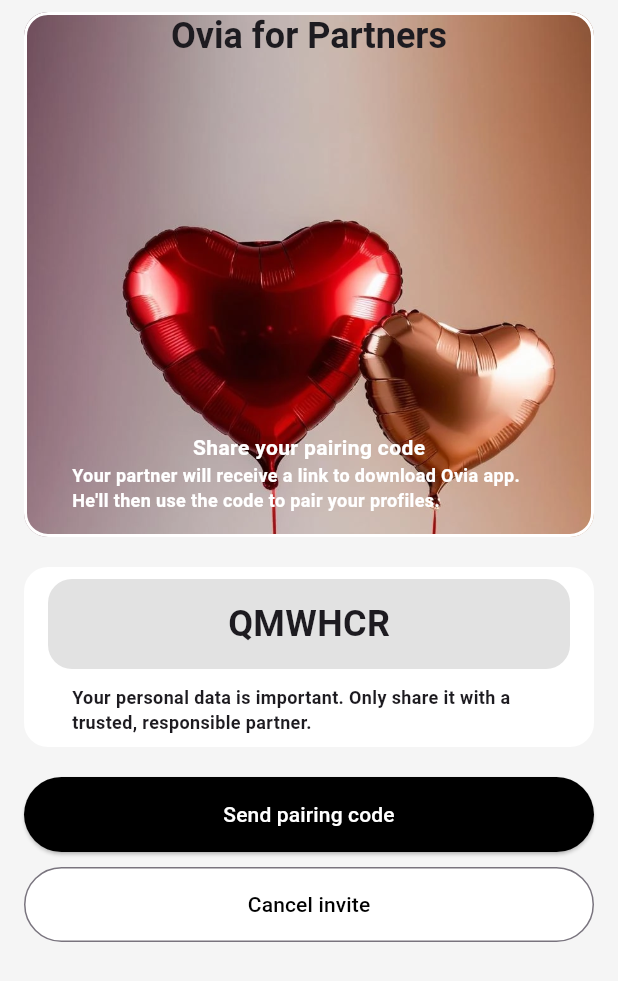
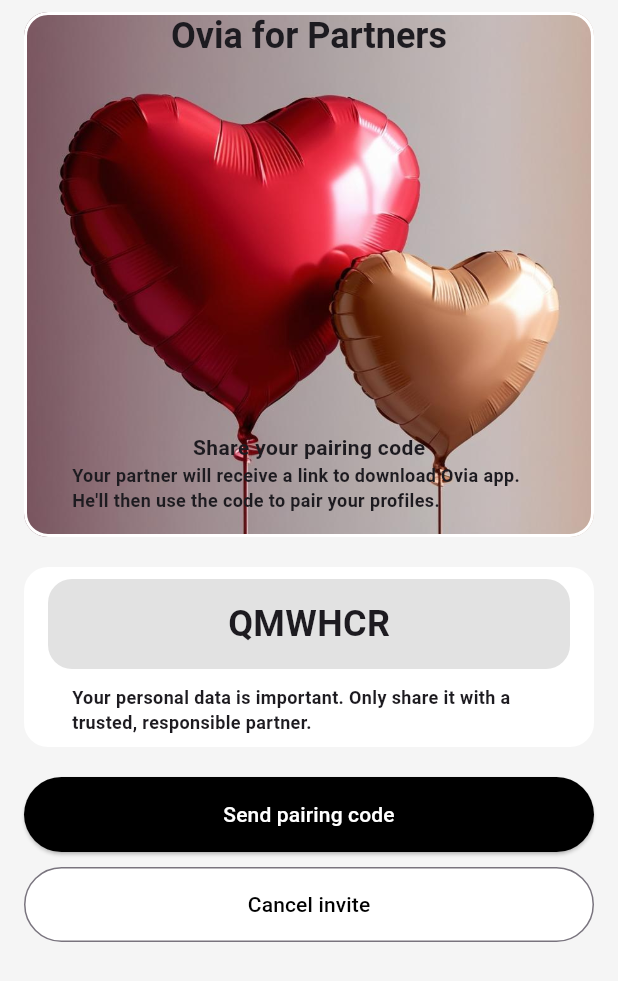
Before and after one commit to ClarenceLaria/ovia, a Flutter app: the PartnerScreen screen opened directly, on a phone screen of 412 x 824 dp. Shown: the top 981 px of the screen. Run offline on Flutter 3.47's test engine with Material 3 defaults, Android fonts, the light colour scheme and no system bars; our stand-ins replace smooth_page_indicator, table_calendar.

Commit message:
isPairing updates

```diff
--- a/lib/screens/partner_screen.dart
+++ b/lib/screens/partner_screen.dart
@@ -2,6 +2,8 @@
 
 class PartnerScreen extends StatefulWidget {
   const PartnerScreen({super.key});
+
+  final bool isPairing = false;
 
   @override
   State<PartnerScreen> createState() => _PartnerScreenState();
@@ -25,8 +27,8 @@
                       width: double.infinity,
                       height: 350,
                       decoration: BoxDecoration(
-                        image: const DecorationImage(
-                          image: AssetImage('assets/images/heart.webp'),
+                        image: DecorationImage(
+                          image: widget.isPairing ? const AssetImage('assets/images/time.jpg') : const AssetImage('assets/images/heart1.jpg'),
                           fit: BoxFit.cover,
                         ),
                         border: Border.all(width: 2, color: Colors.white),
@@ -52,11 +54,11 @@
                           children: [
                             Text(
                               'Share your pairing code',
-                              style: TextStyle(fontSize: 14, fontWeight: FontWeight.bold, color: Colors.white),
+                              style: TextStyle(fontSize: 14, fontWeight: FontWeight.bold),
                             ),
                             Text(
                               "Your partner will receive a link to download Ovia app. He'll then use the code to pair your profiles.",
-                              style: TextStyle(fontSize: 12, fontWeight: FontWeight.bold, color: Colors.white),
+                              style: TextStyle(fontSize: 12, fontWeight: FontWeight.bold),
                             ),
                           ],
                         ),
@@ -92,11 +94,11 @@
                       ),
                     ),
                     const SizedBox(height: 10),
-                    const Padding(
-                      padding: EdgeInsets.symmetric(horizontal: 16.0),
+                    Padding(
+                      padding: const EdgeInsets.symmetric(horizontal: 16.0),
                       child: Text(
-                        'Your personal data is important. Only share it with a trusted, responsible partner.',
-                        style: TextStyle(fontSize: 12, fontWeight: FontWeight.bold),
+                        widget.isPairing ? 'Lost the code? You can send it again anytime' : 'Your personal data is important. Only share it with a trusted, responsible partner.' ,
+                        style: const TextStyle(fontSize: 12, fontWeight: FontWeight.bold),
                       ),
                     )
                   ],
@@ -113,7 +115,7 @@
                   foregroundColor: Colors.white,
                 ),
                 onPressed: (){},
-                child: const Text('Send pairing code'),
+                child: Text(widget.isPairing ? 'Resend the code' : 'Send pairing code'),
               ),
               const SizedBox(height: 10),
               OutlinedButton(
```
Also changed, not shown: assets/images/Time-bg.jpg (added), assets/images/heart1.jpg (added), assets/images/time.jpg (added).
